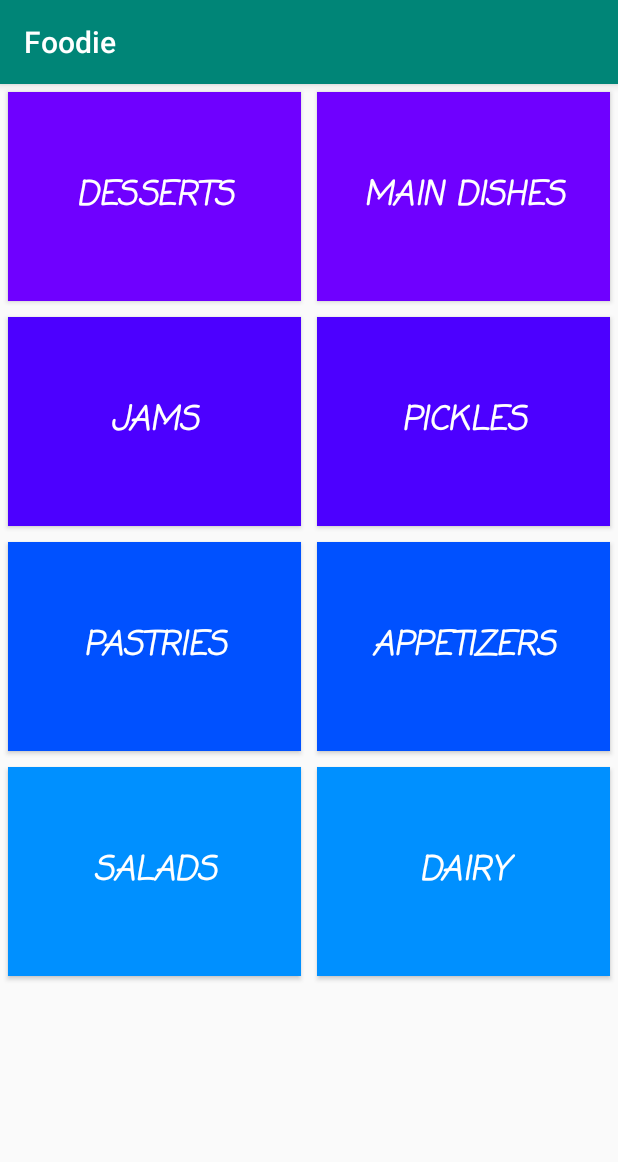
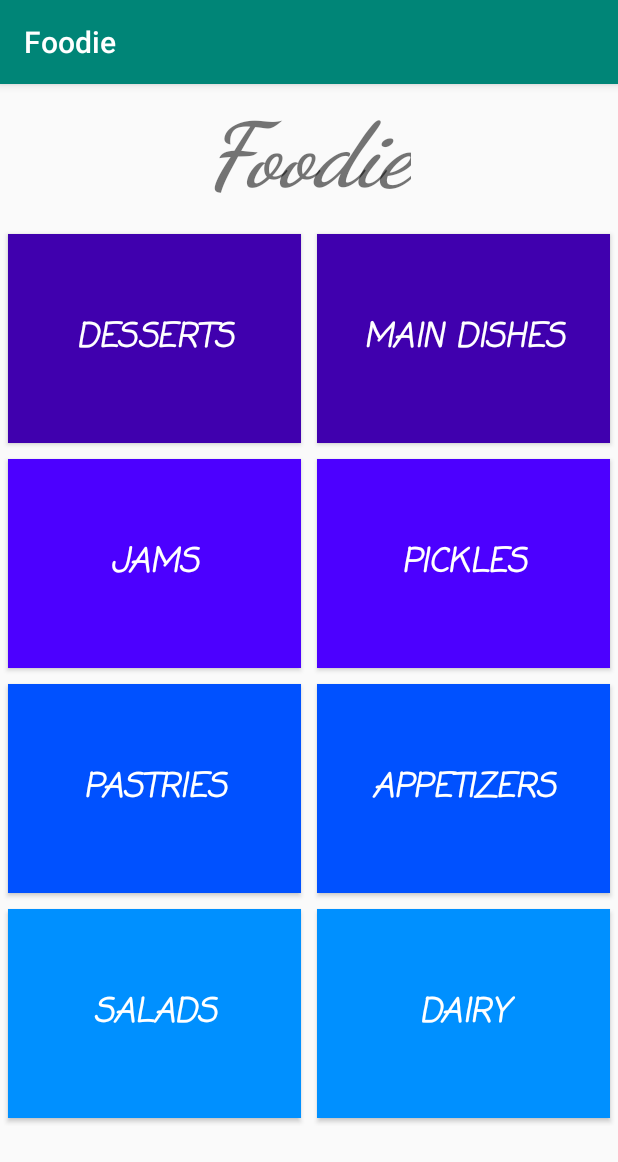
Before and after one commit to hamzajbr40/Foodie, an Android app: the Category_Activity screen opened directly, with no data from a screen before it, on a phone screen of 412 x 824 dp. Shown: the top 1162 px of the screen. Run offline under Robolectric (Android 15) with nearby library versions, the phone set to English and light mode, and no system bars.

Commit message:
I've Replace skip button with swipe gesture and I've Edit in CategoryActivity design

```diff
--- a/app/src/main/java/com/dev40/foodie/List_Activity.java
+++ b/app/src/main/java/com/dev40/foodie/List_Activity.java
@@ -3,7 +3,6 @@ package com.dev40.foodie;
 import android.database.Cursor;
 import android.support.v7.app.AppCompatActivity;
 import android.os.Bundle;
-
 import android.widget.TextView;
 import android.support.v7.app.AppCompatActivity;
 import android.os.Bundle;
@@ -136,11 +135,7 @@ public class List_Activity extends AppCompatActivity {
 
             }
         });
-
-
-
     }
-
     protected void getLists(){
 
         appitizers.add("Mac & Cheese Balls");
--- a/app/src/main/res/layout/activity_category.xml
+++ b/app/src/main/res/layout/activity_category.xml
@@ -10,6 +10,15 @@
         android:layout_width="match_parent"
         android:layout_height="match_parent"
         android:orientation="vertical">
+        <TextView
+            android:layout_width="wrap_content"
+            android:layout_height="wrap_content"
+            android:text="@string/app_name"
+            android:textSize="60dp"
+            android:fontFamily="cursive"
+            android:layout_gravity="center"
+            android:layout_margin="10sp"
+            android:textStyle="bold|italic" />
     <LinearLayout
         android:layout_width="match_parent"
         android:layout_height="150sp">
@@ -20,7 +29,7 @@
             android:layout_height="match_parent"
             android:layout_margin="5sp"
             android:layout_weight="1"
-            android:background="#6f00ff"
+            android:background="#4000ae"
             android:fontFamily="casual"
             android:text="Desserts"
             android:onClick="List"
@@ -34,7 +43,7 @@
             android:layout_height="match_parent"
             android:layout_margin="5sp"
             android:layout_weight="1"
-            android:background="#6f00ff"
+            android:background="#4000ae"
             android:fontFamily="casual"
             android:text="Main Dishes"
             android:onClick="List"
```
Also changed, not shown: app/src/main/java/com/dev40/foodie/WellcomeActivity.java (+28 -5 lines), app/src/main/res/layout/activity_wellcome.xml (+4 -8 lines).
